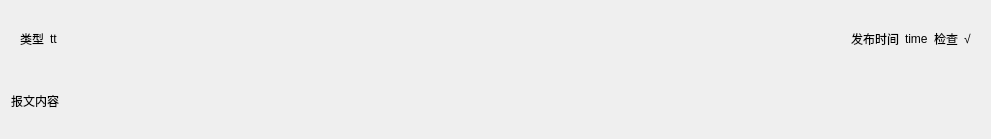
Old version of the form tafor/ui/widgets_recent_item.ui in the repository up1and/tafor.
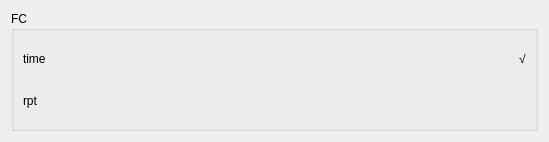
New version of the form.

Commit message: 修改主窗口最新报文部件

```diff
--- a/tafor/ui/widgets_recent_item.ui
+++ b/tafor/ui/widgets_recent_item.ui
@@ -6,8 +6,8 @@
    <rect>
     <x>0</x>
     <y>0</y>
-    <width>991</width>
-    <height>139</height>
+    <width>549</width>
+    <height>142</height>
    </rect>
   </property>
   <property name="windowTitle">
@@ -15,76 +15,41 @@
   </property>
   <layout class="QVBoxLayout" name="verticalLayout">
    <item>
-    <widget class="QWidget" name="item_widget" native="true">
-     <layout class="QHBoxLayout" name="horizontalLayout">
+    <widget class="QGroupBox" name="groupBox">
+     <property name="title">
+      <string>FC</string>
+     </property>
+     <layout class="QGridLayout" name="gridLayout">
       <property name="sizeConstraint">
        <enum>QLayout::SetDefaultConstraint</enum>
       </property>
-      <item>
-       <widget class="QLabel" name="type_label">
-        <property name="text">
-         <string>类型</string>
-        </property>
-       </widget>
-      </item>
-      <item>
-       <widget class="QLabel" name="type">
-        <property name="text">
-         <string>tt</string>
-        </property>
-       </widget>
-      </item>
-      <item>
-       <spacer name="horizontalSpacer">
-        <property name="orientation">
-         <enum>Qt::Horizontal</enum>
-        </property>
-        <property name="sizeHint" stdset="0">
-         <size>
-          <width>40</width>
-          <height>20</height>
-         </size>
-        </property>
-       </spacer>
-      </item>
-      <item>
-       <widget class="QLabel" name="send_time_label">
-        <property name="text">
-         <string>发布时间</string>
-        </property>
-       </widget>
-      </item>
-      <item>
-       <widget class="QLabel" name="send_time">
-        <property name="text">
-         <string>time</string>
-        </property>
-       </widget>
-      </item>
-      <item>
-       <widget class="QLabel" name="check_label">
-        <property name="text">
-         <string>检查</string>
-        </property>
-       </widget>
-      </item>
-      <item>
+      <item row="0" column="1" alignment="Qt::AlignRight">
        <widget class="QLabel" name="check">
         <property name="text">
          <string>√</string>
         </property>
        </widget>
       </item>
+      <item row="0" column="0">
+       <widget class="QLabel" name="send_time">
+        <property name="text">
+         <string>time</string>
+        </property>
+       </widget>
+      </item>
+      <item row="3" column="0" colspan="2">
+       <widget class="QLabel" name="rpt">
+        <property name="styleSheet">
+         <string notr="true">font: 12pt &quot;微软雅黑&quot;;</string>
+        </property>
+        <property name="text">
+         <string>rpt</string>
+        </property>
+       </widget>
+      </item>
      </layout>
     </widget>
    </item>
-   <item>
-    <widget class="QLabel" name="rpt">
-     <property name="text">
-      <string>报文内容</string>
-     </property>
-    </widget>
-   </item>
   </layout>
  </widget>
  <resources/>
```
The commit also changes 5 other files.
